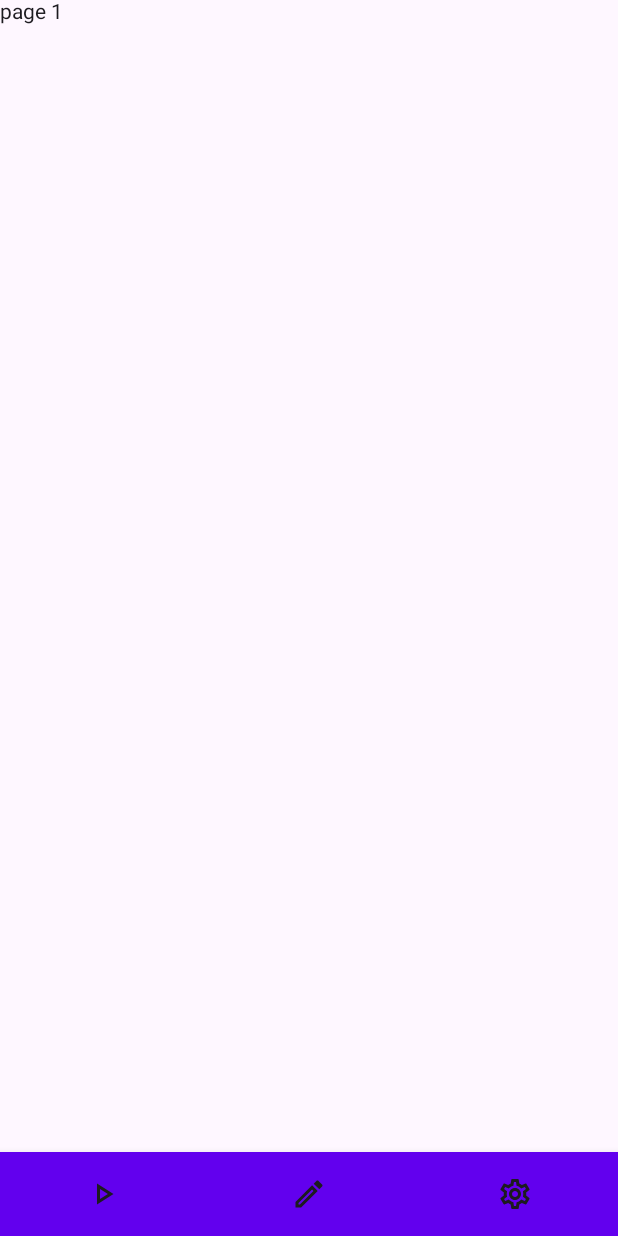
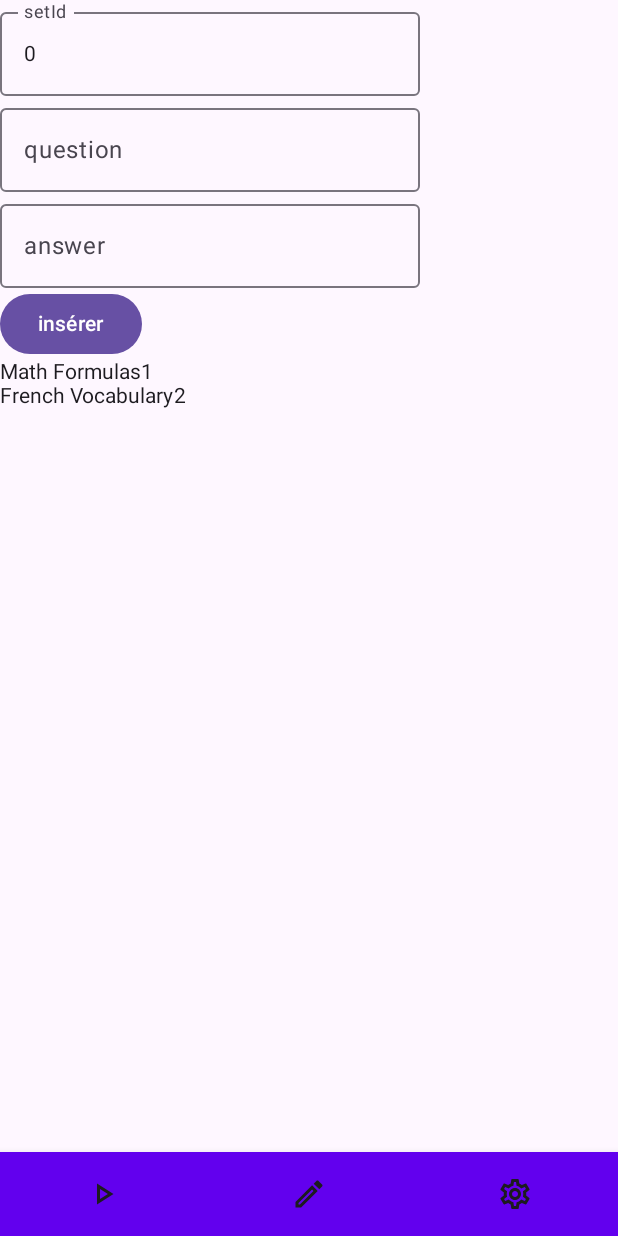
Before and after one commit to Splintery/Quizouille, an Android app built with Jetpack Compose: the screen it shows after launch (MainActivity), on a phone screen of 412 x 824 dp. Run offline under Robolectric (Android 15) with nearby library versions, the phone set to English and light mode, and no system bars; our stand-ins replace Room's generated code.

Commit message:
Database structured and implemented, beginning of the main screen

```diff
--- a/app/src/main/AndroidManifest.xml
+++ b/app/src/main/AndroidManifest.xml
@@ -3,6 +3,7 @@
     xmlns:tools="http://schemas.android.com/tools">
 
     <application
+        android:name=".database.AppApplication"
         android:allowBackup="true"
         android:dataExtractionRules="@xml/data_extraction_rules"
         android:fullBackupContent="@xml/backup_rules"
--- /dev/null
+++ b/app/src/main/java/com/univ/quizouille/database/AppApplication.kt
@@ -0,0 +1,7 @@
+package com.univ.quizouille.database
+
+import android.app.Application
+
+class AppApplication : Application() {
+    val database: AppDatabase by lazy { AppDatabase.getDataBase(this) }
+}
--- /dev/null
+++ b/app/src/main/java/com/univ/quizouille/database/AppDao.kt
@@ -0,0 +1,22 @@
+package com.univ.quizouille.database
+
+import androidx.room.Dao
+import androidx.room.Insert
+import androidx.room.Query
+import com.univ.quizouille.model.Question
+import com.univ.quizouille.model.QuestionSet
+import kotlinx.coroutines.flow.Flow
+@Dao
+interface AppDao {
+    @Insert
+    suspend fun insertQuestionSet(questionSet: QuestionSet)
+
+    @Insert
+    suspend fun insertQuestion(question: Question)
+
+    @Query("SELECT * FROM question_sets")
+    fun getAllQuestionSets(): Flow<List<QuestionSet>>
+
+    @Query("SELECT * FROM questions WHERE questionSetId = :setId")
+    fun getQuestionsBySet(setId: Int): Flow<List<Question>>
+}
--- /dev/null
+++ b/app/src/main/java/com/univ/quizouille/database/AppDatabase.kt
@@ -0,0 +1,26 @@
+package com.univ.quizouille.database
+
+import android.content.Context
+import androidx.room.Database
+import androidx.room.Room.databaseBuilder
+import androidx.room.RoomDatabase
+import com.univ.quizouille.model.Question
+import com.univ.quizouille.model.QuestionSet
+
+@Database(entities = [QuestionSet::class, Question::class], version = 1, exportSchema = false)
+abstract class AppDatabase : RoomDatabase() {
+    abstract fun appDao(): AppDao
+
+    companion object {
+        @Volatile
+        private var instance: AppDatabase? = null
+
+        fun getDataBase(c: Context): AppDatabase {
+            if (instance != null) return instance!!
+            val db = databaseBuilder(c.applicationContext, AppDatabase::class.java, "QuizouilleDB")
+                .fallbackToDestructiveMigration().build()
+            instance = db
+            return instance!!
+        }
+    }
+}
--- /dev/null
+++ b/app/src/main/java/com/univ/quizouille/model/Question.kt
@@ -0,0 +1,25 @@
+package com.univ.quizouille.model
+
+import androidx.room.Entity
+import androidx.room.ForeignKey
+import androidx.room.Index
+import androidx.room.PrimaryKey
+
+@Entity(tableName = "questions",
+    foreignKeys = [
+        ForeignKey(
+            entity = QuestionSet::class,
+            parentColumns = ["setId"],
+            childColumns = ["questionSetId"],
+            onDelete = ForeignKey.CASCADE
+        )
+    ],
+    indices = [Index(value = ["content", "questionSetId"], unique = true)])
+data class Question(
+    @PrimaryKey(autoGenerate = true)
+    val questionId: Int = 0,
+    val questionSetId: Int,
+    val content: String,
+    val answer: String,
+    val status: Int = 1
+)
--- /dev/null
+++ b/app/src/main/java/com/univ/quizouille/model/QuestionSet.kt
@@ -0,0 +1,13 @@
+package com.univ.quizouille.model
+
+import androidx.room.Entity
+import androidx.room.Index
+import androidx.room.PrimaryKey
+
+@Entity(tableName = "question_sets",
+        indices = [Index(value = ["name"], unique = true)])
+data class QuestionSet(
+    @PrimaryKey(autoGenerate = true)
+    val setId: Int = 0,
+    val name: String
+)
--- a/app/src/main/java/com/univ/quizouille/ui/MainActivity.kt
+++ b/app/src/main/java/com/univ/quizouille/ui/MainActivity.kt
@@ -1,48 +1,53 @@
-@file:OptIn(ExperimentalMaterial3Api::class)
+@file:OptIn(ExperimentalMaterial3Api::class, ExperimentalMaterial3Api::class)
 
 package com.univ.quizouille.ui
 
+import android.annotation.SuppressLint
 import android.os.Bundle
-import android.util.Log
 import androidx.activity.ComponentActivity
 import androidx.activity.compose.setContent
-import androidx.compose.foundation.layout.Arrangement
 import androidx.compose.foundation.layout.Column
 import androidx.compose.foundation.layout.Row
-import androidx.compose.foundation.layout.fillMaxWidth
 import androidx.compose.foundation.layout.padding
-import androidx.compose.foundation.text.KeyboardOptions
+import androidx.compose.foundation.lazy.LazyColumn
+import androidx.compose.foundation.lazy.items
 import androidx.compose.material.BottomNavigation
 import androidx.compose.material.BottomNavigationItem
+import androidx.compose.material.SnackbarHost
+import androidx.compose.material.SnackbarHostState
+import androidx.compose.material.TextField
 import androidx.compose.material3.Icon
-import androidx.compose.material3.Switch
 import androidx.compose.material.icons.Icons
 import androidx.compose.material.icons.outlined.Edit
 import androidx.compose.material.icons.outlined.PlayArrow
 import androidx.compose.material.icons.outlined.Settings
+import androidx.compose.material.rememberScaffoldState
+import androidx.compose.material3.Button
 import androidx.compose.material3.ExperimentalMaterial3Api
 import androidx.compose.material3.OutlinedTextField
 import androidx.compose.material3.Scaffold
 import androidx.compose.material3.Text
 import androidx.compose.runtime.Composable
+import androidx.compose.runtime.LaunchedEffect
+import androidx.compose.runtime.collectAsState
 import androidx.compose.runtime.getValue
+import androidx.compose.runtime.mutableIntStateOf
 import androidx.compose.runtime.mutableStateOf
 import androidx.compose.runtime.remember
 import androidx.compose.runtime.setValue
-import androidx.compose.ui.Alignment
 import androidx.compose.ui.Modifier
-import androidx.compose.ui.text.input.ImeAction
-import androidx.compose.ui.text.input.KeyboardType
 import androidx.compose.ui.unit.dp
-import androidx.compose.ui.unit.sp
-import androidx.lifecycle.ViewModel
 import androidx.lifecycle.viewmodel.compose.viewModel
 import androidx.navigation.NavHostController
 import androidx.navigation.compose.NavHost
 import androidx.navigation.compose.composable
 import androidx.navigation.compose.currentBackStackEntryAsState
 import androidx.navigation.compose.rememberNavController
+import com.univ.quizouille.model.QuestionSet
+import com.univ.quizouille.viewmodel.AppViewModel
 import com.univ.quizouille.viewmodel.SettingsViewModel
+import kotlinx.coroutines.flow.Flow
+import kotlinx.coroutines.flow.forEach
 
 class MainActivity : ComponentActivity() {
     override fun onCreate(savedInstanceState: Bundle?) {
@@ -54,8 +59,58 @@ class MainActivity : ComponentActivity() {
 }
 
 @Composable
-fun Test1() {
-    Text(text = "page 1")
+fun showQuestionsSet(set: List<QuestionSet>) {
+    LazyColumn {
+        items(set) {
+            Row {
+                Text(text = it.name)
+                Text(text = it.setId.toString())
+            }
+        }
+    }
+}
+
+@SuppressLint("RememberReturnType", "UnusedMaterial3ScaffoldPaddingParameter")
+@Composable
+fun Test1(appViewModel: AppViewModel) {
+    val snackbarHostState = remember { SnackbarHostState() }
+    val questionsSet by appViewModel.questionSetsFlow.collectAsState(listOf())
+    var setId by remember { mutableIntStateOf(0) }
+    var question by remember { mutableStateOf("") }
+    var answer by remember { mutableStateOf("") }
+
+    Scaffold(snackbarHost = { SnackbarHost(snackbarHostState)} ) {
+        Column {
+            Row {
+                OutlinedTextField(value = setId.toString(), onValueChange = { setId = it.toInt()} , label = { Text(text = "setId")})
+            }
+            Row {
+                OutlinedTextField(value = question, onValueChange = { question = it } , label = { Text(text = "question")})
+            }
+            Row {
+                OutlinedTextField(value = answer, onValueChange = { answer = it } , label = { Text(text = "answer")})
+            }
+            Row {
+                Button(onClick = {
+                    appViewModel.insertQuestion(1, "oui", "non")
+                }) {
+                    Text(text = "insérer", Modifier.padding(1.dp))
+                }
+            }
+            Row {
+                showQuestionsSet(questionsSet)
+            }
+        }
+
+    }
+
+
+    LaunchedEffect(appViewModel.errorMessage) {
+        if (appViewModel.errorMessage.isNotEmpty()) {
+            snackbarHostState.showSnackbar(appViewModel.errorMessage)
+            appViewModel.errorMessage = ""  // Clear the error message after showing it
+        }
+    }
 }
 
 @Composable
@@ -63,88 +118,14 @@ fun Test2() {
     Text(text = "page 2")
 }
 
-/*
 @Composable
-fun Settings() {
-    // TODO Ajouter VAR globales dans viewmodel
-    var notificationsChecked by remember { mutableStateOf(true) }
-    var questionDelay by remember { mutableStateOf("10")}
-    var policeSize by remember { mutableStateOf("10")}
-    Log.d("aled", questionDelay)
-
-    Column {
-        Row(modifier = Modifier
-            .fillMaxWidth()
-            .padding(16.dp)
-            , horizontalArrangement = Arrangement.Center, verticalAlignment = Alignment.CenterVertically) {
-            Text(text = "Paramètres", fontSize = 20.sp, modifier = Modifier.weight(1f))
-        }
-        Row(modifier = Modifier
-            .fillMaxWidth()
-            .padding(16.dp)
-            , horizontalArrangement = Arrangement.SpaceBetween, verticalAlignment = Alignment.CenterVertically) {
-            Text(text = "Notifications", fontSize = 16.sp, modifier = Modifier.weight(1f))
-            Switch(checked = notificationsChecked, onCheckedChange = { notificationsChecked = it } )
-        }
-        Row(modifier = Modifier.padding(16.dp)
-            , horizontalArrangement = Arrangement.SpaceBetween, verticalAlignment = Alignment.CenterVertically) {
-            Text(text = "Fréquence des notifications (jour)", fontSize = 16.sp, modifier = Modifier
-                .weight(1f)
-                .padding(end = 8.dp))
-            OutlinedTextField(value = questionDelay,
-                onValueChange = {
-                    if (it.all { char -> char.isDigit() }) {
-                        questionDelay = it
-                    }}
-                , keyboardOptions = KeyboardOptions.Default.copy(keyboardType = KeyboardType.Number, imeAction = ImeAction.Done)
-                , modifier = Modifier
-                    .weight(1f)
-                    .padding(start = 10.dp)
-            )
-        }
-        Row(modifier = Modifier.padding(16.dp)
-            , horizontalArrangement = Arrangement.SpaceBetween, verticalAlignment = Alignment.CenterVertically) {
-            Text(text = "Temps de réponse aux questions (secondes)", fontSize = 16.sp, modifier = Modifier
-                .weight(1f)
-                .padding(end = 8.dp))
-            OutlinedTextField(value = questionDelay,
-                onValueChange = {
-                if (it.all { char -> char.isDigit() }) {
-                    questionDelay = it
-                }}
-                , keyboardOptions = KeyboardOptions.Default.copy(keyboardType = KeyboardType.Number, imeAction = ImeAction.Done)
-                , modifier = Modifier
-                    .weight(1f)
-                    .padding(start = 10.dp)
-            )
-        }
-        Row(modifier = Modifier.padding(16.dp)
-            , horizontalArrangement = Arrangement.SpaceBetween, verticalAlignment = Alignment.CenterVertically) {
-            Text(text = "Taille de la police", fontSize = 16.sp, modifier = Modifier
-                .weight(1f)
-                .padding(end = 8.dp))
-            OutlinedTextField(value = policeSize,
-                onValueChange = {
-                    if (it.all { char -> char.isDigit() }) {
-                        policeSize = it
-                    }}
-                , keyboardOptions = KeyboardOptions.Default.copy(keyboardType = KeyboardType.Number, imeAction = ImeAction.Done)
-                , modifier = Modifier
-                    .weight(1f)
-                    .padding(start = 10.dp)
-            )
-        }
-    }
-}
- */
-
-@Composable
-fun Main(model: SettingsViewModel = viewModel()) {
+fun Main(model: SettingsViewModel = viewModel(), appViewModel: AppViewModel = viewModel()) {
     val navController = rememberNavController()
+    appViewModel.insertSampleData()
 
     Scaffold(bottomBar = { BottomBar(navController = navController) }) { paddingValues ->
         NavHost(navController = navController, startDestination = "game", modifier = Modifier.padding(paddingValues)) {
-            composable("game") { Test1() }
+            composable("game") { Test1(appViewModel) }
             composable("edit") { Test2() }
             composable("settings") { SettingsScreen(settingsViewModel = model) }
         }
--- /dev/null
+++ b/app/src/main/java/com/univ/quizouille/viewmodel/AppViewModel.kt
@@ -0,0 +1,57 @@
+package com.univ.quizouille.viewmodel
+
+import android.app.Application
+import androidx.compose.runtime.collectAsState
+import androidx.compose.runtime.getValue
+import androidx.compose.runtime.mutableStateOf
+import androidx.compose.runtime.setValue
+import androidx.lifecycle.AndroidViewModel
+import androidx.lifecycle.viewModelScope
+import com.univ.quizouille.database.AppApplication
+import com.univ.quizouille.model.Question
+import com.univ.quizouille.model.QuestionSet
+import kotlinx.coroutines.launch
+import java.lang.Exception
+
+class AppViewModel(private val application: Application) : AndroidViewModel(application) {
+    private val dao = (application as AppApplication).database.appDao()
+    val questionSetsFlow = dao.getAllQuestionSets()
+    var errorMessage by mutableStateOf("")
+
+    fun insertQuestion(setId: Int, question: String, answer: String) = viewModelScope.launch {
+        try {
+            dao.insertQuestion(Question(questionSetId = setId, content = question, answer = answer))
+        }
+        catch (e: Exception) {
+            errorMessage = "Duplicate data: Failed to insert"
+        }
+    }
+
+    fun insertSampleData() = viewModelScope.launch {
+        try {
+            val set1 = QuestionSet(name = "Math Formulas")
+            val set2 = QuestionSet(name = "French Vocabulary")
+
+            dao.insertQuestionSet(set1)
+            dao.insertQuestionSet(set2)
+
+            dao.insertQuestion(
+                Question(
+                    questionSetId = 1,
+                    content = "What is Pi?",
+                    answer = "3.14"
+                )
+            )
+            dao.insertQuestion(
+                Question(
+                    questionSetId = 2,
+                    content = "What is 'apple' in French?",
+                    answer = "pomme"
+                )
+            )
+        }
+        catch (e: Exception) {
+            errorMessage = "Failed to insert sample data: ${e.message}"
+        }
+    }
+}
```
Also changed, not shown: app/src/main/java/com/univ/quizouille/ui/SettingsScreen.kt (+16 -15 lines).
